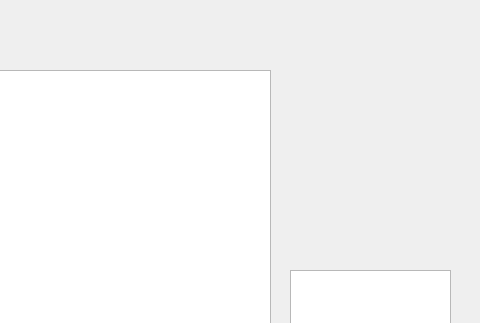
This is peakspeakspeaks.ui in zfja/PeaksPeaksPeaks as Qt 5 draws it before an edit; both pictures show x 350 to 830 and y 0 to 323 of the 830 by 580 pixel window. The edited form follows.
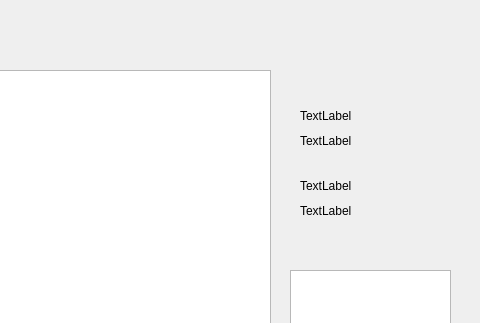
This is the edited form. Custom widgets are drawn as their Qt base class.

```diff
--- a/peakspeakspeaks.ui
+++ b/peakspeakspeaks.ui
@@ -47,6 +47,58 @@
      <string>Settings</string>
     </property>
    </widget>
+   <widget class="QLabel" name="label_p1_info">
+    <property name="geometry">
+     <rect>
+      <x>650</x>
+      <y>105</y>
+      <width>111</width>
+      <height>21</height>
+     </rect>
+    </property>
+    <property name="text">
+     <string>TextLabel</string>
+    </property>
+   </widget>
+   <widget class="QLabel" name="label_p1_width">
+    <property name="geometry">
+     <rect>
+      <x>650</x>
+      <y>130</y>
+      <width>111</width>
+      <height>21</height>
+     </rect>
+    </property>
+    <property name="text">
+     <string>TextLabel</string>
+    </property>
+   </widget>
+   <widget class="QLabel" name="label_p2_info">
+    <property name="geometry">
+     <rect>
+      <x>650</x>
+      <y>175</y>
+      <width>111</width>
+      <height>21</height>
+     </rect>
+    </property>
+    <property name="text">
+     <string>TextLabel</string>
+    </property>
+   </widget>
+   <widget class="QLabel" name="label_p2_width">
+    <property name="geometry">
+     <rect>
+      <x>650</x>
+      <y>200</y>
+      <width>111</width>
+      <height>21</height>
+     </rect>
+    </property>
+    <property name="text">
+     <string>TextLabel</string>
+    </property>
+   </widget>
   </widget>
   <widget class="QMenuBar" name="menubar">
    <property name="geometry">
```
